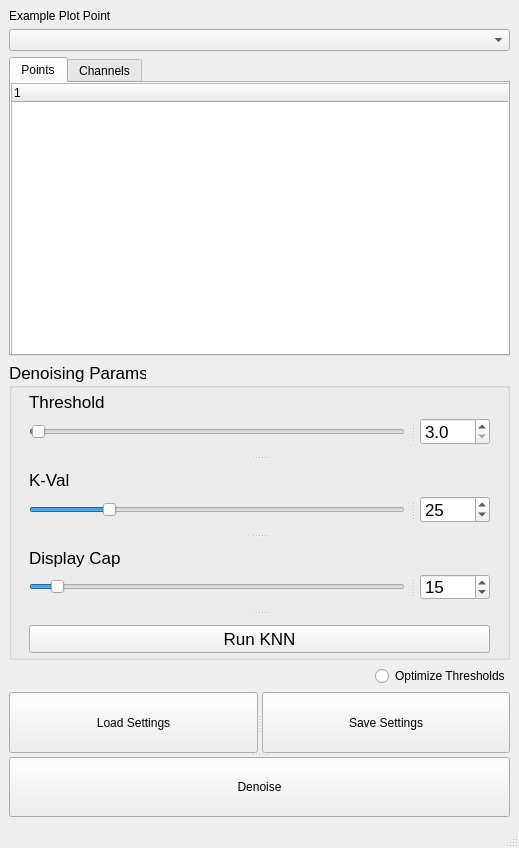
Qt form plugins/knn_denoising.plg/KnnDenoising.ui (angelolab/AMP) before a commit.
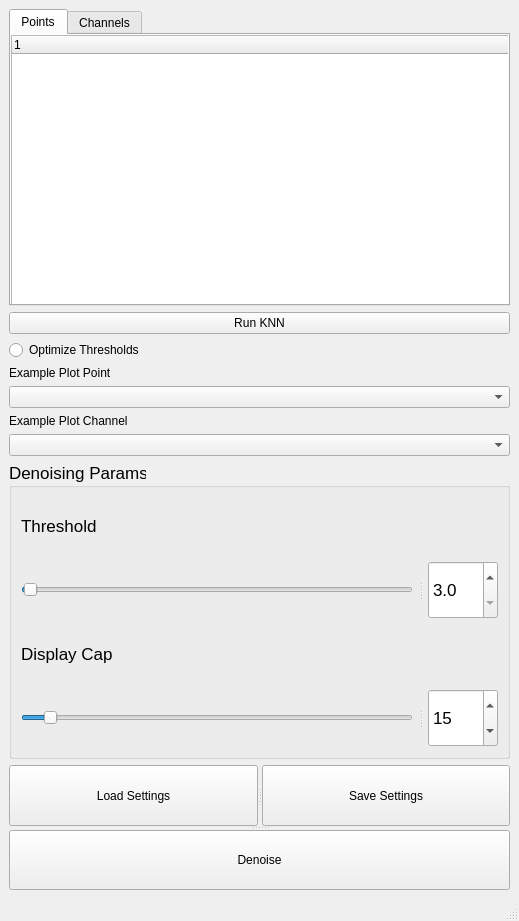
The same form after that commit.

Commit message: reworks ui ordering to match typical workflow ordering

What changed in the file:
```diff
--- a/plugins/knn_denoising.plg/KnnDenoising.ui
+++ b/plugins/knn_denoising.plg/KnnDenoising.ui
@@ -7,7 +7,7 @@
     <x>0</x>
     <y>0</y>
     <width>519</width>
-    <height>848</height>
+    <height>921</height>
    </rect>
   </property>
   <property name="windowTitle">
@@ -17,17 +17,7 @@
    <property name="layoutDirection">
     <enum>Qt::LeftToRight</enum>
    </property>
-   <layout class="QVBoxLayout" name="verticalLayout_6">
-    <item>
-     <widget class="QLabel" name="label_6">
-      <property name="text">
-       <string>Example Plot Point</string>
-      </property>
-     </widget>
-    </item>
-    <item>
-     <widget class="QComboBox" name="pointPlotSelect"/>
-    </item>
+   <layout class="QVBoxLayout" name="verticalLayout_2">
     <item>
      <widget class="QTabWidget" name="tabWidget">
       <property name="currentIndex">
@@ -70,6 +60,43 @@
       </widget>
      </widget>
     </item>
+    <item>
+     <widget class="QPushButton" name="optThreshButton">
+      <property name="text">
+       <string>Run KNN</string>
+      </property>
+     </widget>
+    </item>
+    <item>
+     <widget class="QRadioButton" name="optAllButton">
+      <property name="layoutDirection">
+       <enum>Qt::LeftToRight</enum>
+      </property>
+      <property name="text">
+       <string>Optimize Thresholds</string>
+      </property>
+     </widget>
+    </item>
+    <item>
+     <widget class="QLabel" name="label_6">
+      <property name="text">
+       <string>Example Plot Point</string>
+      </property>
+     </widget>
+    </item>
+    <item>
+     <widget class="QComboBox" name="pointPlotSelect"/>
+    </item>
+    <item>
+     <widget class="QLabel" name="label_7">
+      <property name="text">
+       <string>Example Plot Channel</string>
+      </property>
+     </widget>
+    </item>
+    <item>
+     <widget class="QComboBox" name="channelPlotSelect"/>
+    </item>
     <item>
      <widget class="QGroupBox" name="groupBox">
       <property name="sizePolicy">
@@ -81,7 +108,7 @@
       <property name="minimumSize">
        <size>
         <width>0</width>
-        <height>255</height>
+        <height>0</height>
        </size>
       </property>
       <property name="font">
@@ -92,28 +119,8 @@
       <property name="title">
        <string>Denoising Params</string>
       </property>
-      <widget class="QSplitter" name="splitter_4">
-       <property name="geometry">
-        <rect>
-         <x>20</x>
-         <y>30</y>
-         <width>461</width>
-         <height>261</height>
-        </rect>
-       </property>
-       <property name="sizePolicy">
-        <sizepolicy hsizetype="Expanding" vsizetype="Expanding">
-         <horstretch>0</horstretch>
-         <verstretch>0</verstretch>
-        </sizepolicy>
-       </property>
-       <property name="orientation">
-        <enum>Qt::Vertical</enum>
-       </property>
-       <property name="handleWidth">
-        <number>25</number>
-       </property>
-       <widget class="QWidget" name="layoutWidget_0">
+      <layout class="QVBoxLayout" name="verticalLayout_4">
+       <item>
         <layout class="QVBoxLayout" name="verticalLayout">
          <item>
           <widget class="QLabel" name="label">
@@ -170,69 +177,8 @@
           </widget>
          </item>
         </layout>
-       </widget>
-       <widget class="QWidget" name="layoutWidget">
-        <layout class="QVBoxLayout" name="verticalLayout_2">
-         <item>
-          <widget class="QLabel" name="label_2">
-           <property name="text">
-            <string>K-Val</string>
-           </property>
-          </widget>
-         </item>
-         <item>
-          <widget class="QSplitter" name="splitter_2">
-           <property name="orientation">
-            <enum>Qt::Horizontal</enum>
-           </property>
-           <property name="handleWidth">
-            <number>15</number>
-           </property>
-           <widget class="QSlider" name="kvalSlider">
-            <property name="maximum">
-             <number>99</number>
-            </property>
-            <property name="value">
-             <number>20</number>
-            </property>
-            <property name="orientation">
-             <enum>Qt::Horizontal</enum>
-            </property>
-           </widget>
-           <widget class="QDoubleSpinBox" name="kvalDoubleSpinBox">
-            <property name="sizePolicy">
-             <sizepolicy hsizetype="Minimum" vsizetype="Fixed">
-              <horstretch>0</horstretch>
-              <verstretch>0</verstretch>
-             </sizepolicy>
-            </property>
-            <property name="maximumSize">
-             <size>
-              <width>70</width>
-              <height>16777215</height>
-             </size>
-            </property>
-            <property name="decimals">
-             <number>0</number>
-            </property>
-            <property name="minimum">
-             <double>1.000000000000000</double>
-            </property>
-            <property name="maximum">
-             <double>50.000000000000000</double>
-            </property>
-            <property name="singleStep">
-             <double>1.000000000000000</double>
-            </property>
-            <property name="value">
-             <double>25.000000000000000</double>
-            </property>
-           </widget>
-          </widget>
-         </item>
-        </layout>
-       </widget>
-       <widget class="QWidget" name="layoutWidget_2">
+       </item>
+       <item>
         <layout class="QVBoxLayout" name="verticalLayout_3">
          <item>
           <widget class="QLabel" name="label_3">
@@ -277,23 +223,8 @@
           </widget>
          </item>
         </layout>
-       </widget>
-       <widget class="QPushButton" name="optThreshButton">
-        <property name="text">
-         <string>Run KNN</string>
-        </property>
-       </widget>
-      </widget>
-     </widget>
-    </item>
-    <item alignment="Qt::AlignRight">
-     <widget class="QRadioButton" name="optAllButton">
-      <property name="layoutDirection">
-       <enum>Qt::LeftToRight</enum>
-      </property>
-      <property name="text">
-       <string>Optimize Thresholds</string>
-      </property>
+       </item>
+      </layout>
      </widget>
     </item>
     <item>
```
